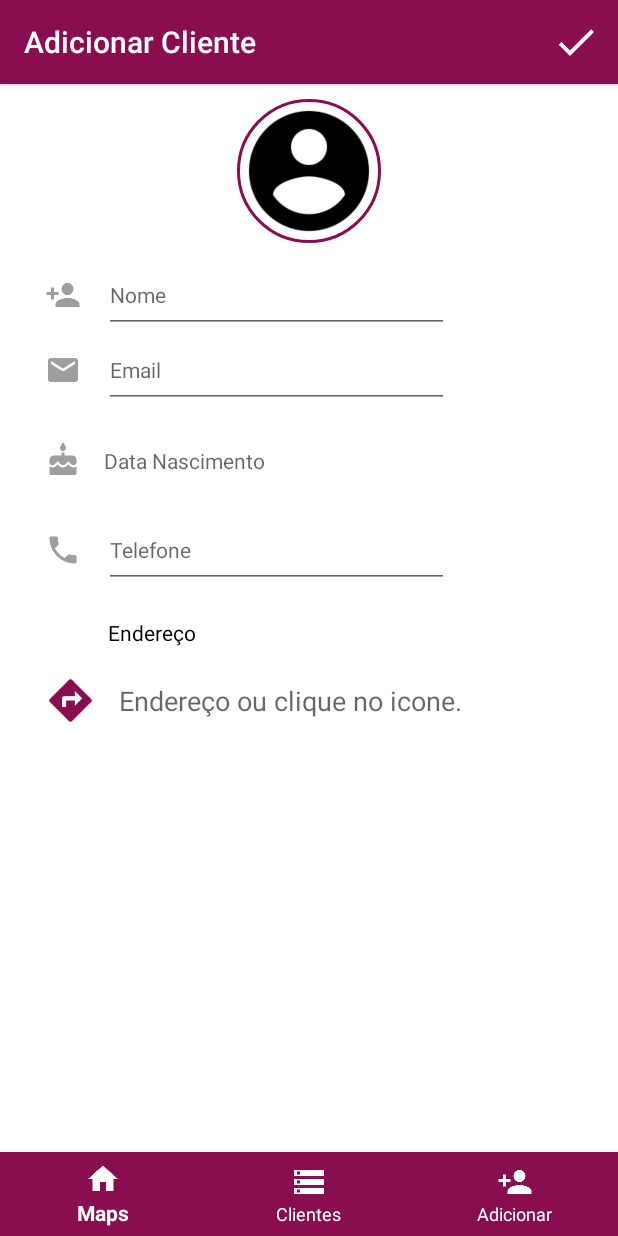
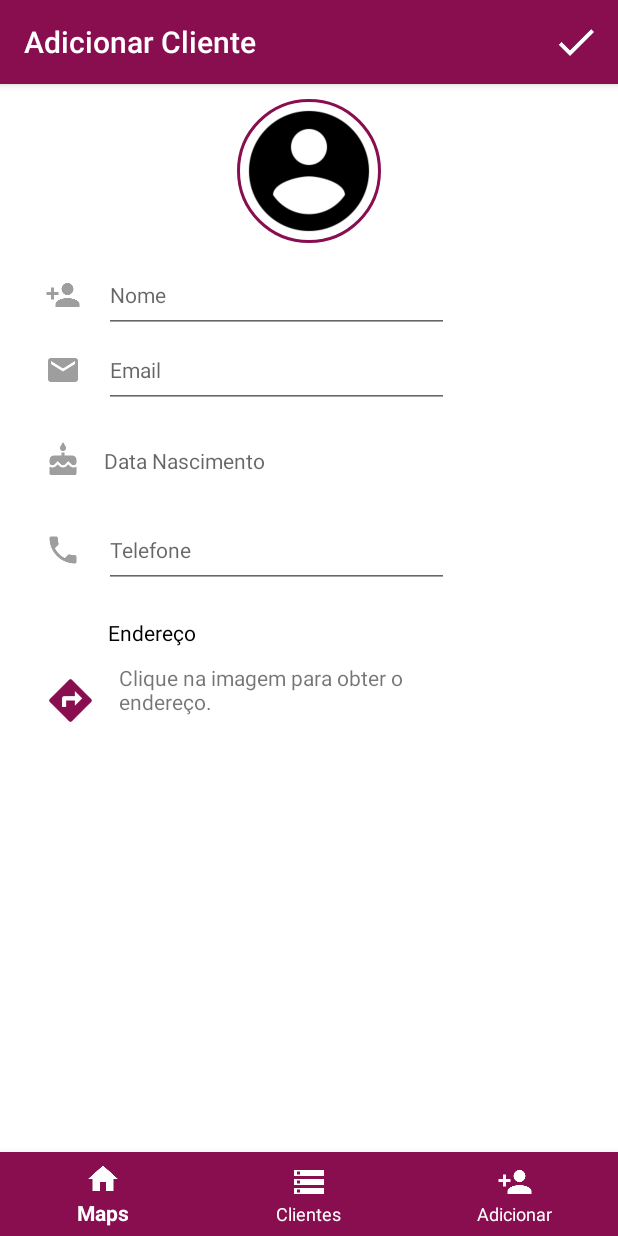
Before and after one commit to gabrielacolares/LocalizarMeusClientes, an Android app: the screen it shows after launch (MainActivity), item 3 of the bottom bar chosen, on a phone screen of 412 x 824 dp. Run offline under Robolectric (Android 15) with nearby library versions, the phone set to English and light mode, and no system bars; our stand-ins replace CircleImageView, Firebase (no records; nobody signed in at launch, a user with empty details on screens opened directly); libraries missing offline, so code that uses them is left out: com.oceanbrasil.libocean, droidninja.filepicker.

Commit message:
ajuste para pegar localizacao do cliente

```diff
--- a/app/build.gradle
+++ b/app/build.gradle
@@ -45,6 +45,7 @@ dependencies {
     compile 'com.google.android.gms:play-services-location:9.6.1'
     compile 'com.google.firebase:firebase-auth:9.6.1'
     compile 'com.google.android.gms:play-services-auth:9.6.1'
+    compile 'com.google.android.gms:play-services-places:9.6.1'
 
 }
 
--- a/app/src/main/java/br/com/gabrielacolares/localizarmeusclientes/CadastroFragment.java
+++ b/app/src/main/java/br/com/gabrielacolares/localizarmeusclientes/CadastroFragment.java
@@ -1,5 +1,4 @@
 package br.com.gabrielacolares.localizarmeusclientes;
-
 
 import android.Manifest;
 import android.app.Activity;
@@ -25,21 +24,16 @@ import android.view.MenuItem;
 import android.view.View;
 import android.view.ViewGroup;
 import android.view.inputmethod.InputMethodManager;
-import android.widget.AutoCompleteTextView;
 import android.widget.EditText;
 import android.widget.ImageView;
+import android.widget.TextView;
 import android.widget.Toast;
 
-import com.google.android.gms.common.ConnectionResult;
 import com.google.android.gms.common.GooglePlayServicesNotAvailableException;
 import com.google.android.gms.common.GooglePlayServicesRepairableException;
-import com.google.android.gms.common.api.GoogleApiClient;
 import com.google.android.gms.location.LocationRequest;
 import com.google.android.gms.location.places.Place;
-import com.google.android.gms.location.places.Places;
 import com.google.android.gms.location.places.ui.PlacePicker;
-import com.google.android.gms.maps.model.LatLng;
-import com.google.android.gms.maps.model.LatLngBounds;
 import com.google.android.gms.tasks.OnFailureListener;
 import com.google.android.gms.tasks.OnSuccessListener;
 import com.google.firebase.database.DatabaseReference;
@@ -61,23 +55,22 @@ import droidninja.filepicker.FilePickerBuilder;
 import droidninja.filepicker.FilePickerConst;
 
 import static android.app.Activity.RESULT_OK;
-import static br.com.gabrielacolares.localizarmeusclientes.R.id.tvplace;
 
 /**
  * Created by gabrielacolares on 10/11/16.
  */
 
-public class CadastroFragment extends Fragment implements ImageDelegate.BytesListener, GoogleApiClient.OnConnectionFailedListener {
-    private static final LatLngBounds BOUNDS_GREATER_SYDNEY = new LatLngBounds(
-            new LatLng(-3.115855, -60.011705), new LatLng(-3.005463, -59.977544));
+public class CadastroFragment extends Fragment implements ImageDelegate.BytesListener {
+
     private int MAX_ATTACHMENT_COUNT = 1;
+    private ArrayList<String> photoPaths = new ArrayList<>();
     private static final int REQUEST_PERMISSION = 9;
     private static String[] PERMISSIONS_READ_WRITE = {Manifest.permission.READ_EXTERNAL_STORAGE, Manifest.permission.READ_EXTERNAL_STORAGE};
     private EditText editNome;
     private EditText editEmail;
     private EditText editDataNascimento;
     private EditText editTelefone;
-    private AutoCompleteTextView autoCompleteTextView;
+    private TextView tvplace;
     private View appView;
     private LayoutInflater myInflater;
     private Cliente cliente;
@@ -87,15 +80,12 @@ public class CadastroFragment extends Fragment implements ImageDelegate.BytesLis
     private byte bytesDaImagem[];
     private String foto;
     private Place place;
-    private ArrayList<String> photoPaths = new ArrayList<>();
     private LocationRequest mLocationRequest;
-    private GoogleApiClient mGoogleApiClient;
 
     @Override
     public void onCreate(@Nullable Bundle savedInstanceState) {
         super.onCreate(savedInstanceState);
         setHasOptionsMenu(true);
-        mGoogleApiClient = new GoogleApiClient.Builder(getActivity()).enableAutoManage(getActivity(), 0 , this).addApi(Places.GEO_DATA_API).build();
     }
 
     @Override
@@ -132,10 +122,7 @@ public class CadastroFragment extends Fragment implements ImageDelegate.BytesLis
         editTelefone = (EditText) view.findViewById(R.id.telefone);
         img = (ImageView) view.findViewById(R.id.img);
         img2 = (CircleImageView) view.findViewById(R.id.profile_image);
-
-        autoCompleteTextView = (AutoCompleteTextView) view.findViewById(tvplace);
-        PlaceAutocompleteAdapter mAdapter = new PlaceAutocompleteAdapter(getActivity(), mGoogleApiClient, BOUNDS_GREATER_SYDNEY, null);
-        autoCompleteTextView.setAdapter(mAdapter);
+        tvplace = (TextView) view.findViewById(R.id.tvplace);
 
         ImageView ivLocal = (ImageView)view.findViewById(R.id.ivLocal);
         ivLocal.setOnClickListener(new View.OnClickListener() {
@@ -179,6 +166,7 @@ public class CadastroFragment extends Fragment implements ImageDelegate.BytesLis
                     @Override
                     public void onSuccess(UploadTask.TaskSnapshot taskSnapshot) {
                         progressDialog.dismiss();
+
 
                         try{
 
@@ -303,8 +291,8 @@ public class CadastroFragment extends Fragment implements ImageDelegate.BytesLis
                 break;
             case 88:
                 if (resultCode == RESULT_OK) {
-                     place = PlacePicker.getPlace(getActivity(),data);
-                    autoCompleteTextView.setText(place.getAddress());
+                    place = PlacePicker.getPlace(getActivity(),data);
+                    tvplace.setText(place.getAddress());
                 }
                 break;
 
@@ -340,7 +328,7 @@ public class CadastroFragment extends Fragment implements ImageDelegate.BytesLis
 
     private void addThemToView(ArrayList<String> imagePaths) {
         if(imagePaths!=null)
-         foto = imagePaths.get(0);
+            foto = imagePaths.get(0);
         caminhoImagem = new File(foto);
 
         if (foto != null) {
@@ -407,8 +395,4 @@ public class CadastroFragment extends Fragment implements ImageDelegate.BytesLis
         callAccessLocation();
     }
 
-    @Override
-    public void onConnectionFailed(@NonNull ConnectionResult connectionResult) {
-        //tratar para erros
-    }
 }
--- a/app/src/main/java/br/com/gabrielacolares/localizarmeusclientes/MainActivity.java
+++ b/app/src/main/java/br/com/gabrielacolares/localizarmeusclientes/MainActivity.java
@@ -2,6 +2,7 @@ package br.com.gabrielacolares.localizarmeusclientes;
 
 import android.Manifest;
 import android.app.Activity;
+import android.content.Intent;
 import android.content.pm.PackageManager;
 import android.os.Bundle;
 import android.support.annotation.NonNull;
@@ -18,6 +19,7 @@ import android.widget.ImageView;
 import android.widget.TextView;
 import android.widget.Toast;
 
+import com.google.android.gms.auth.api.signin.GoogleSignInAccount;
 import com.google.android.gms.auth.api.signin.GoogleSignInOptions;
 import com.google.android.gms.maps.CameraUpdateFactory;
 import com.google.android.gms.maps.GoogleMap;
@@ -28,6 +30,13 @@ import com.google.android.gms.maps.model.CameraPosition;
 import com.google.android.gms.maps.model.LatLng;
 import com.google.android.gms.maps.model.Marker;
 import com.google.android.gms.maps.model.MarkerOptions;
+import com.google.android.gms.tasks.OnCompleteListener;
+import com.google.android.gms.tasks.Task;
+import com.google.firebase.auth.AuthCredential;
+import com.google.firebase.auth.AuthResult;
+import com.google.firebase.auth.FirebaseAuth;
+import com.google.firebase.auth.FirebaseUser;
+import com.google.firebase.auth.GoogleAuthProvider;
 import com.google.firebase.database.DataSnapshot;
 import com.google.firebase.database.DatabaseError;
 import com.google.firebase.database.FirebaseDatabase;
@@ -41,6 +50,9 @@ public class MainActivity extends AppCompatActivity implements OnMapReadyCallbac
     SupportMapFragment fragmentMap;
     final Fragment fragmentCadastro = new CadastroFragment();
     final Fragment fragmentLista = new ListaFragment();
+    private FirebaseAuth mAuth;
+    private FirebaseAuth.AuthStateListener mAuthListener;
+
     @Override
     protected void onCreate(Bundle savedInstanceState) {
         super.onCreate(savedInstanceState);
@@ -64,6 +76,65 @@ public class MainActivity extends AppCompatActivity implements OnMapReadyCallbac
         // Registrar escucha onMapReadyCallback
         fragmentMap.getMapAsync(this);
 
+        mAuth = FirebaseAuth.getInstance();
+
+        mAuthListener = new FirebaseAuth.AuthStateListener() {
+
+            @Override
+            public void onAuthStateChanged(@NonNull FirebaseAuth firebaseAuth) {
+                FirebaseUser user = firebaseAuth.getCurrentUser();
+                if (user != null) {
+                    // User is signed in
+                    Log.d("SIGIN", "onAuthStateChanged:signed_in:" + user.getUid());
+                } else {
+                    // User is signed out
+                    Log.d("OUT", "onAuthStateChanged:signed_out");
+                }
+                // ...
+            }
+        };
+
+    }
+
+    @Override
+    public void onActivityResult(int requestCode, int resultCode, Intent data) {
+        super.onActivityResult(requestCode, resultCode, data);
+
+        // Result returned from launching the Intent from GoogleSignInApi.getSignInIntent(...);
+       /* if (requestCode == RC_SIGN_IN) {
+            GoogleSignInResult result = Auth.GoogleSignInApi.getSignInResultFromIntent(data);
+            if (result.isSuccess()) {
+                // Google Sign In was successful, authenticate with Firebase
+                GoogleSignInAccount account = result.getSignInAccount();
+                firebaseAuthWithGoogle(account);
+            } else {
+                // Google Sign In failed, update UI appropriately
+                // ...
+            }
+        }*/
+    }
+
+    private void firebaseAuthWithGoogle(GoogleSignInAccount acct) {
+        Log.d("AUTH", "firebaseAuthWithGoogle:" + acct.getId());
+
+        AuthCredential credential = GoogleAuthProvider.getCredential(acct.getIdToken(), null);
+        mAuth.signInWithCredential(credential)
+                .addOnCompleteListener(this, new OnCompleteListener<AuthResult>() {
+                    @Override
+                    public void onComplete(@NonNull Task<AuthResult> task) {
+                        Log.d("AUTH", "signInWithCredential:onComplete:" + task.isSuccessful());
+
+                        // If sign in fails, display a message to the user. If sign in succeeds
+                        // the auth state listener will be notified and logic to handle the
+                        // signed in user can be handled in the listener.
+                        if (!task.isSuccessful()) {
+                            Log.w("AUTH", "signInWithCredential", task.getException());
+                            Toast.makeText(MainActivity.this, "Authentication failed.",
+                                    Toast.LENGTH_SHORT).show();
+                        }
+                        // ...
+                    }
+                });
     }
 
     @Override
@@ -72,13 +143,13 @@ public class MainActivity extends AppCompatActivity implements OnMapReadyCallbac
         mMap = googleMap;
 
         // Adiciona um marcador estatico
-      //  LatLng coord = addNewMarker(3.4383, -76.5161, googleMap);
+        //  LatLng coord = addNewMarker(3.4383, -76.5161, googleMap);
 
         // Personalizar a janela de informacoes do marcador
         googleMap.setInfoWindowAdapter(new MyAdapterMarker(this));
 
         // Move a camera do mapa para o novo marcado
-       // moveCamera(googleMap, coord);
+        // moveCamera(googleMap, coord);
 
         // Ativa a bussola
         googleMap.getUiSettings().setCompassEnabled(true);
@@ -212,7 +283,7 @@ public class MainActivity extends AppCompatActivity implements OnMapReadyCallbac
         // Adiciona um marcador estatico
         //LatLng cali = addNewMarker(latLng.latitude, latLng.longitude, mMap);
         // Move a camera do mapa para o novo marcador
-       //moveCamera(mMap, cali);
+        //moveCamera(mMap, cali);
     }
 
     @Override
@@ -298,12 +369,23 @@ public class MainActivity extends AppCompatActivity implements OnMapReadyCallbac
             public void onCancelled(DatabaseError databaseError) {
             }
         });
-
-
-
     }
 
-    public void aunth() {
+    @Override
+    public void onStart() {
+        super.onStart();
+        mAuth.addAuthStateListener(mAuthListener);
+    }
+
+    @Override
+    public void onStop() {
+        super.onStop();
+        if (mAuthListener != null) {
+            mAuth.removeAuthStateListener(mAuthListener);
+        }
+    }
+
+    public void requestIdToken() {
         // Configure Google Sign In
         GoogleSignInOptions gso = new GoogleSignInOptions.Builder(GoogleSignInOptions.DEFAULT_SIGN_IN)
                 .requestIdToken(getString(R.string.default_web_client_id))
--- a/app/src/main/res/layout/layout_add.xml
+++ b/app/src/main/res/layout/layout_add.xml
@@ -169,13 +169,14 @@
                 android:hint="Endereço"
                 android:backgroundTint="@color/colorPrimary"/>
 
-            <AutoCompleteTextView
-                android:background="@null"
-                android:hint="Endereço ou clique no icone."
+            <TextView
+                android:text="Clique na imagem para obter o endereço."
                 android:id="@+id/tvplace"
                 android:layout_width="230dp"
                 android:layout_height="50dp"
-                android:layout_marginLeft="15dp" />
+                android:layout_marginLeft="15dp"
+                android:hint="Cidade"
+                android:textSize="14dp" />
 
             </LinearLayout>
         </LinearLayout>
```
